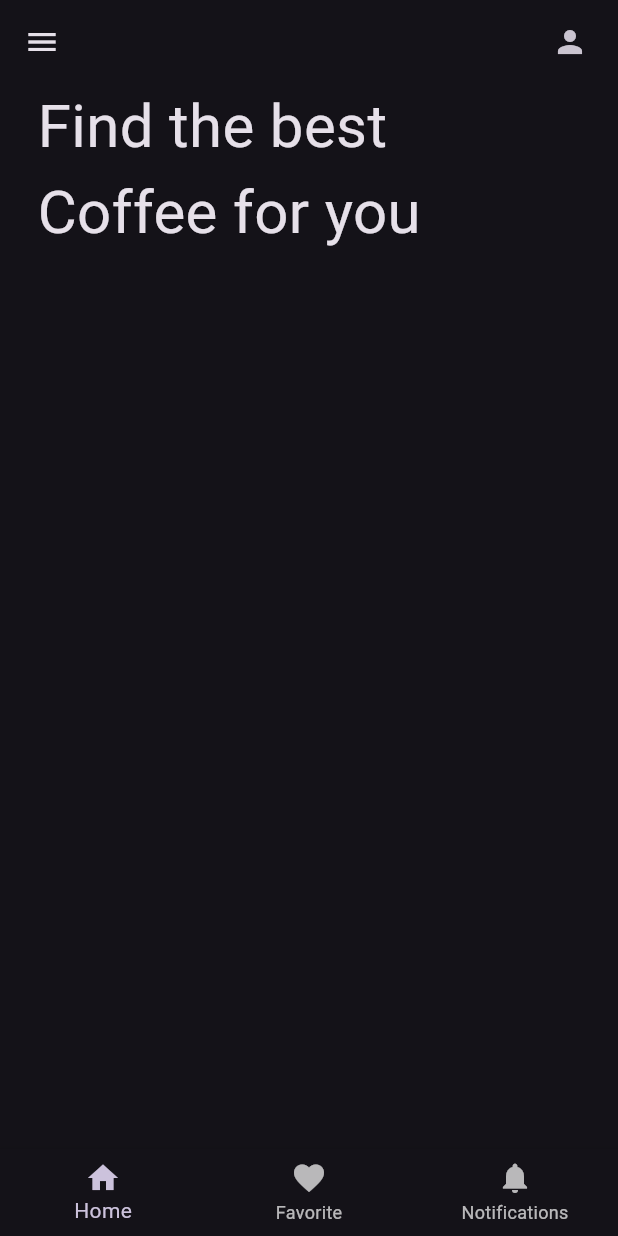
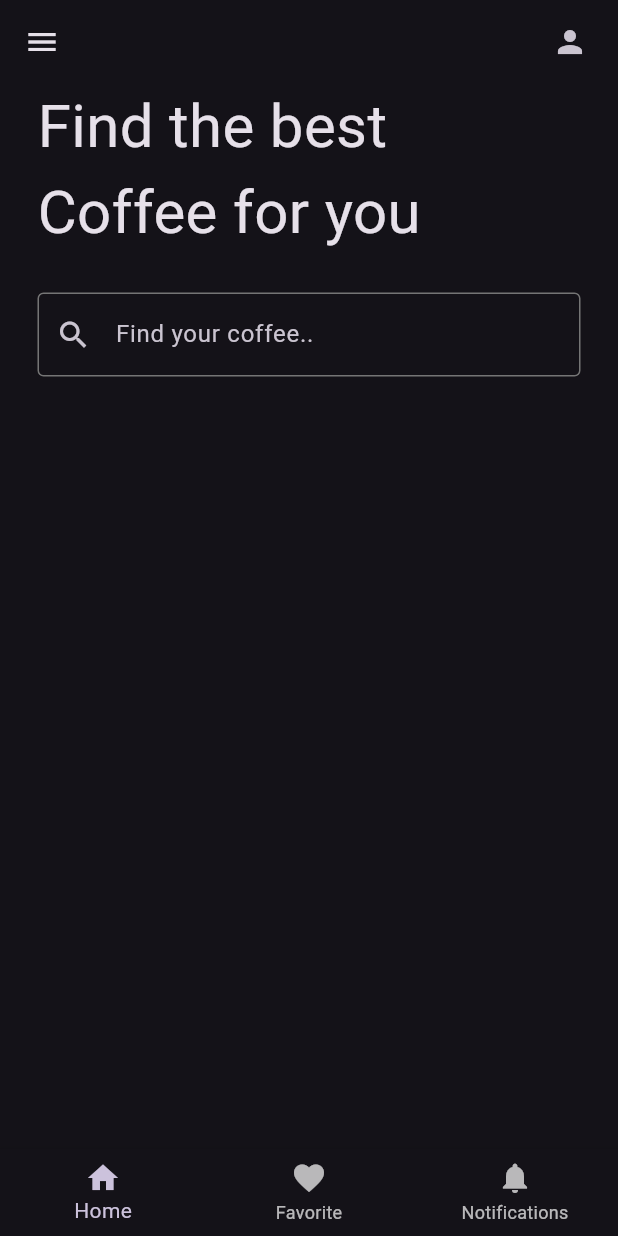
Before and after one commit to shatilsarower/coffee, a Flutter app: the screen it shows after launch, on a phone screen of 412 x 824 dp. Run offline on Flutter 3.47's test engine with Material 2 defaults, Android fonts, the phone set to English and light mode, and no system bars; our stand-ins replace google_fonts; Roboto replaces fonts that are missing (Almarai).

Commit message:
create a searchbar and change the primary color.

```diff
--- a/lib/homepage.dart
+++ b/lib/homepage.dart
@@ -54,6 +54,32 @@ class HomePage extends StatelessWidget {
               ),
             ),
           ),
+          const SizedBox(
+            height: 25,
+          ),
+          Padding(
+            padding: const EdgeInsets.symmetric(
+              horizontal: 25.0,
+            ),
+            child: TextField(
+              decoration: InputDecoration(
+                prefixIcon: const Icon(
+                  Icons.search,
+                ),
+                hintText: 'Find your coffee..',
+                focusedBorder: OutlineInputBorder(
+                  borderSide: BorderSide(
+                    color: Colors.grey.shade600,
+                  ),
+                ),
+                enabledBorder: OutlineInputBorder(
+                  borderSide: BorderSide(
+                    color: Colors.grey.shade600,
+                  ),
+                ),
+              ),
+            ),
+          ),
           // Search bar
 
           // Horizontal listview of coffee tiles
--- a/lib/main.dart
+++ b/lib/main.dart
@@ -15,6 +15,7 @@ class MyApp extends StatelessWidget {
       theme: ThemeData(
         useMaterial3: true,
         brightness: Brightness.dark,
+        primarySwatch: Colors.orange,
       ),
       debugShowCheckedModeBanner: false,
       home: const HomePage(),
```
